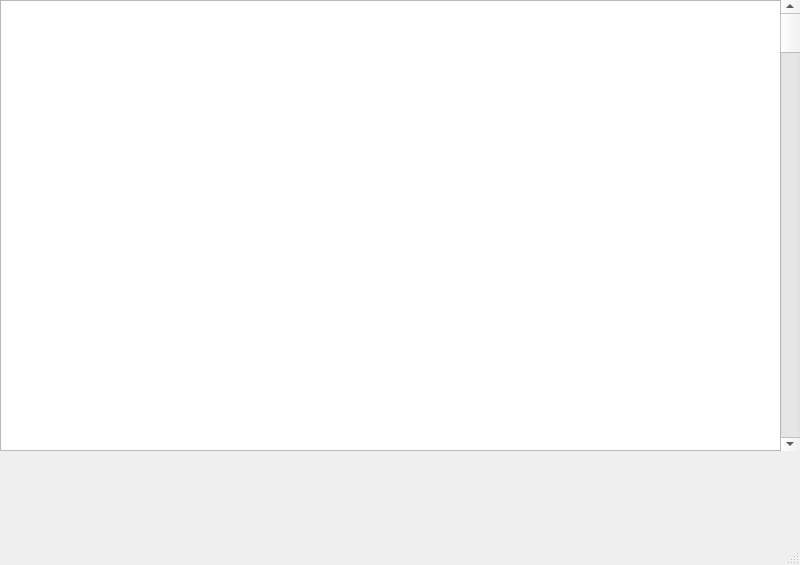
Before: the Qt Designer form displaymenu.ui in george492/countfrequency, drawn with Qt 5.
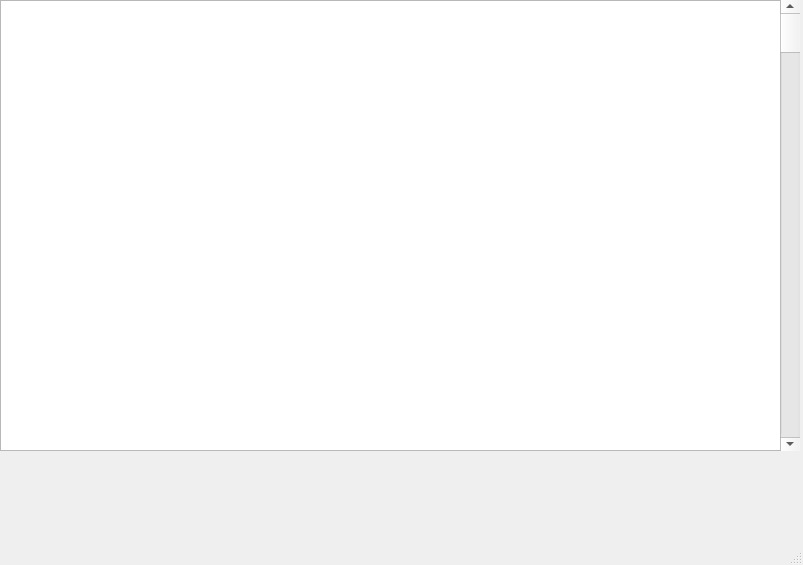
After: the same form once the commit is applied.

The edit to the form file:
```diff
--- a/displaymenu.ui
+++ b/displaymenu.ui
@@ -6,7 +6,7 @@
    <rect>
     <x>0</x>
     <y>0</y>
-    <width>800</width>
+    <width>803</width>
     <height>565</height>
    </rect>
   </property>
@@ -19,7 +19,7 @@
      <rect>
       <x>0</x>
       <y>0</y>
-      <width>801</width>
+      <width>781</width>
       <height>451</height>
      </rect>
     </property>
```
Left out of the diff: 4 changed lines with no effect on the pictures.
